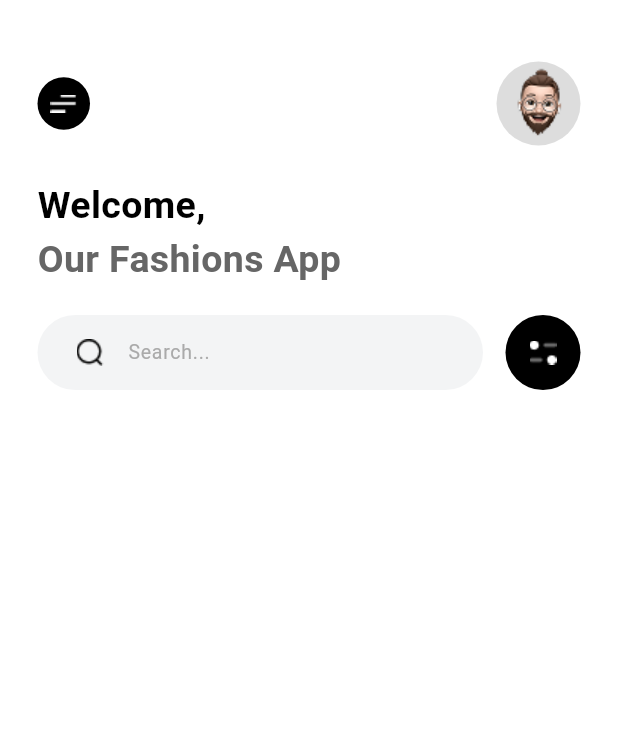
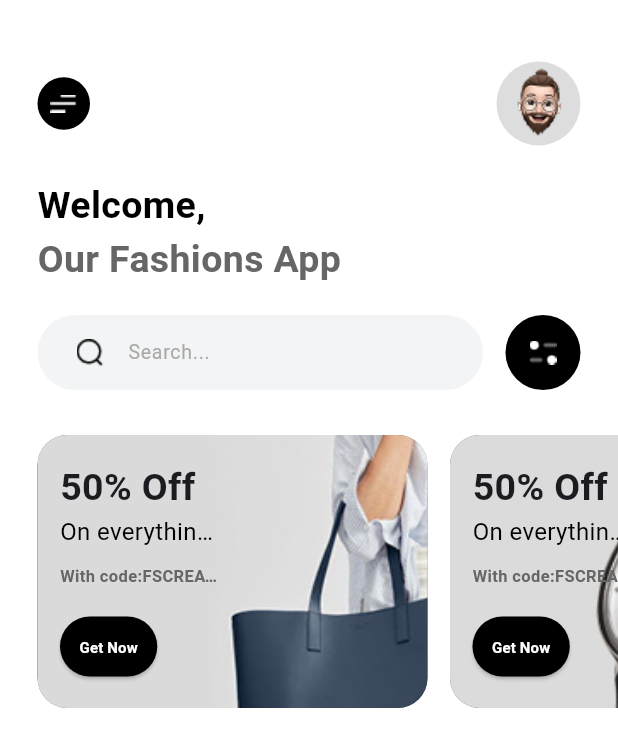
Before and after one commit to soheil-jalili/Ecommerce-App, a Flutter app: the screen it shows after launch, on a phone screen of 412 x 824 dp. Shown: the top 747 px of the screen. Run offline on Flutter 3.47's test engine with Material 3 defaults, Android fonts, the phone set to English and light mode, and no system bars.

Commit message:
[ADD] product list

```diff
--- a/lib/constants/app_colors.dart
+++ b/lib/constants/app_colors.dart
@@ -8,4 +8,5 @@ class AppColors {
   static Color searchHintColor = Color(0xffaaaaaa);
   static Color subTextColor = Color(0xff666666);
   static Color searchFillColor = Color(0xffF3F4F5);
+  static Color productCartColor = Color(0xff666666);
 }
--- a/lib/screens/home_screen.dart
+++ b/lib/screens/home_screen.dart
@@ -3,7 +3,8 @@ import 'package:ecommerce/gen/assets.gen.dart';
 import 'package:flutter/material.dart';
 
 class HomeScreen extends StatelessWidget {
-  const HomeScreen({super.key});
+  HomeScreen({super.key});
+  final List products = [Assets.images.bag1.path, Assets.images.watch.path];
 
   @override
   Widget build(BuildContext context) {
@@ -19,6 +20,7 @@ class HomeScreen extends StatelessWidget {
                   _appBarHomeScreen(),
                   _welcomeFashionApp(),
                   _searchBar(),
+                  _productListView(),
                 ],
               ),
             ),
@@ -28,9 +30,110 @@ class HomeScreen extends StatelessWidget {
     );
   }
 
+  Widget _productListView() {
+    return Container(
+      margin: EdgeInsets.only(bottom: 25),
+      height: 182,
+      child: ListView.builder(
+        physics: BouncingScrollPhysics(),
+        scrollDirection: Axis.horizontal,
+        itemCount: products.length,
+        itemBuilder: (context, index) {
+          return Container(
+            margin: EdgeInsets.only(left: index == 0 ? 25 : 0, right: 15),
+            width: 260,
+            height: 160,
+            decoration: BoxDecoration(
+              borderRadius: BorderRadius.circular(20),
+              color: AppColors.productCartColor,
+            ),
+
+            child: Stack(
+              children: [
+                Positioned.fill(
+                  right: 0,
+                  bottom: 0,
+                  top: 0,
+                  child: ClipRRect(
+                    borderRadius: BorderRadius.circular(20),
+                    child: Image.asset(products[index], fit: BoxFit.cover),
+                  ),
+                ),
+                Positioned(
+                  left: 15,
+                  top: 17,
+                  bottom: 17,
+                  right: 140,
+                  child: Column(
+                    crossAxisAlignment: CrossAxisAlignment.start,
+                    children: [
+                      Text(
+                        '50% Off',
+                        style: TextStyle(
+                          fontWeight: FontWeight.bold,
+                          fontSize: 25,
+                        ),
+                      ),
+
+                      Text(
+                        'On everything today',
+                        maxLines: 1,
+                        overflow: TextOverflow.ellipsis,
+                        style: TextStyle(
+                          fontSize: 16,
+                          color: AppColors.blackColor,
+                        ),
+                      ),
+
+                      Padding(
+                        padding: const EdgeInsets.fromLTRB(0, 10, 0, 15),
+                        child: Text(
+                          maxLines: 1,
+                          overflow: TextOverflow.ellipsis,
+                          'With code:FSCREATION',
+                          style: TextStyle(
+                            fontSize: 11,
+                            fontWeight: FontWeight.bold,
+                            color: AppColors.subTextColor,
+                          ),
+                        ),
+                      ),
+
+                      ElevatedButton(
+                        onPressed: () {},
+                        style: ElevatedButton.styleFrom(
+                          padding: EdgeInsets.symmetric(
+                            horizontal: 13,
+                            vertical: 5,
+                          ),
+                          backgroundColor: AppColors.blackColor,
+                          shape: RoundedRectangleBorder(
+                            borderRadius: BorderRadius.circular(1000),
+                          ),
+                        ),
+                        child: Text(
+                          'Get Now',
+                          style: TextStyle(
+                            color: Colors.white,
+                            fontSize: 10,
+                            fontWeight: FontWeight.bold,
+                          ),
+                        ),
+                      ),
+                    ],
+                  ),
+                ),
+              ],
+            ),
+          );
+        },
+      ),
+    );
+  }
+
   Widget _searchBar() {
     return Padding(
-      padding: const EdgeInsets.only(right: 25, left: 25, bottom: 19),
+      padding: const EdgeInsets.only(right: 25, left: 25, bottom: 30),
       child: Row(
         mainAxisAlignment: MainAxisAlignment.spaceBetween,
         children: [
```
